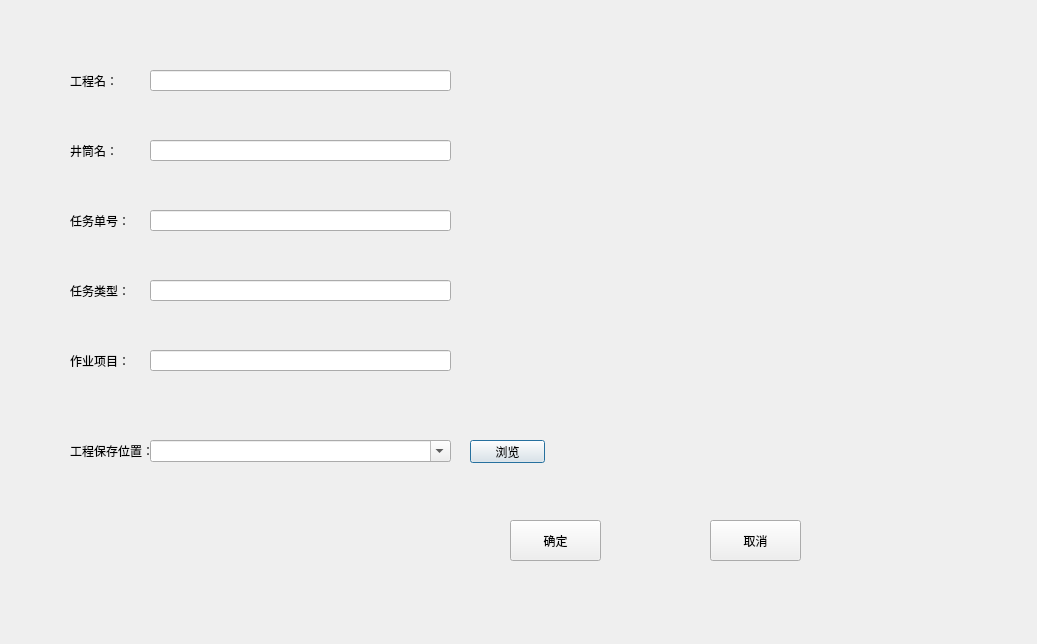
This is dialogcreateproject.ui in Yao-Long/ingestor as Qt 5 draws it before an edit. The edited form follows.
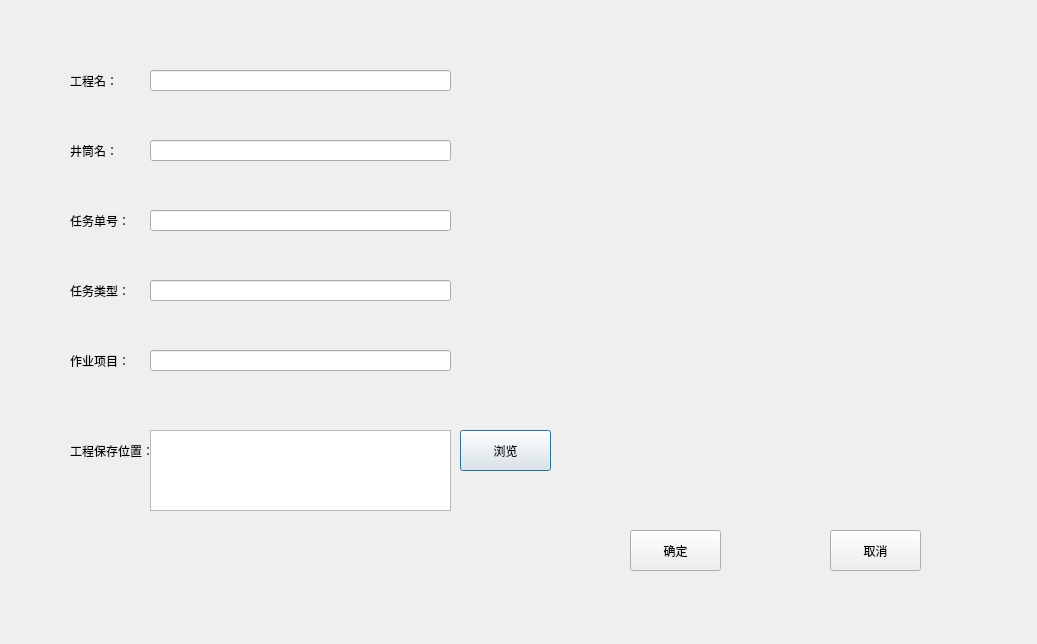
This is the edited form.

Patch:
```diff
--- a/dialogcreateproject.ui
+++ b/dialogcreateproject.ui
@@ -65,10 +65,10 @@
   <widget class="QPushButton" name="pushButton_browse">
    <property name="geometry">
     <rect>
-     <x>470</x>
-     <y>440</y>
-     <width>75</width>
-     <height>23</height>
+     <x>460</x>
+     <y>430</y>
+     <width>91</width>
+     <height>41</height>
     </rect>
    </property>
    <property name="text">
@@ -163,27 +163,11 @@
     <string>任务单号：</string>
    </property>
   </widget>
-  <widget class="QComboBox" name="comboBox_save_location">
-   <property name="geometry">
-    <rect>
-     <x>150</x>
-     <y>440</y>
-     <width>301</width>
-     <height>22</height>
-    </rect>
-   </property>
-   <property name="editable">
-    <bool>true</bool>
-   </property>
-   <property name="currentText">
-    <string/>
-   </property>
-  </widget>
   <widget class="QPushButton" name="pushButtonOK">
    <property name="geometry">
     <rect>
-     <x>510</x>
-     <y>520</y>
+     <x>630</x>
+     <y>530</y>
      <width>91</width>
      <height>41</height>
     </rect>
@@ -195,8 +179,8 @@
   <widget class="QPushButton" name="pushButtonCancel">
    <property name="geometry">
     <rect>
-     <x>710</x>
-     <y>520</y>
+     <x>830</x>
+     <y>530</y>
      <width>91</width>
      <height>41</height>
     </rect>
@@ -205,6 +189,19 @@
     <string>取消</string>
    </property>
   </widget>
+  <widget class="QTextEdit" name="textEditSaveLocation">
+   <property name="geometry">
+    <rect>
+     <x>150</x>
+     <y>430</y>
+     <width>301</width>
+     <height>81</height>
+    </rect>
+   </property>
+   <property name="readOnly">
+    <bool>true</bool>
+   </property>
+  </widget>
  </widget>
  <tabstops>
   <tabstop>lineEdit_project_name</tabstop>
```
Left out of the diff: 28 changed lines with no effect on the pictures.
